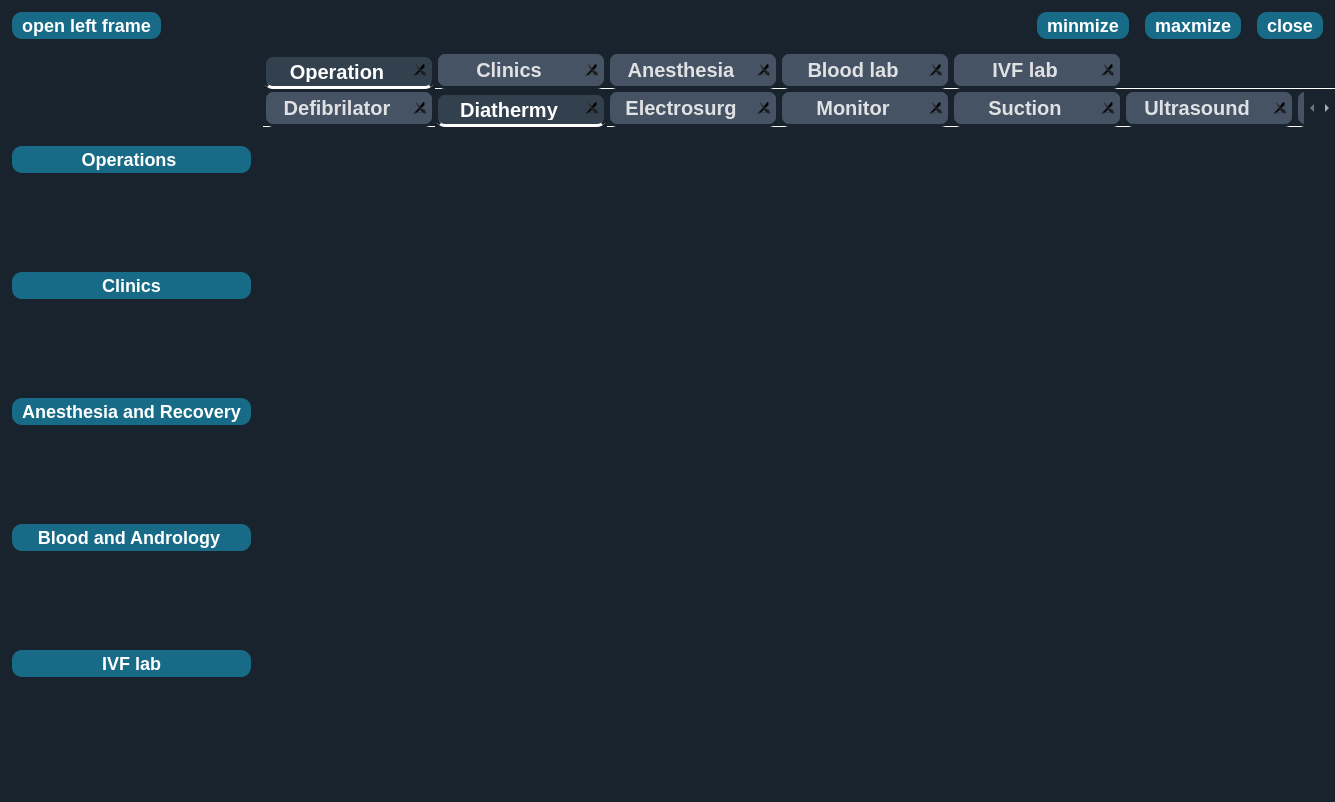
This is main.ui in AbdulrahmanGhitani/CalibroCare as Qt 5 draws it before an edit. The edited form follows.
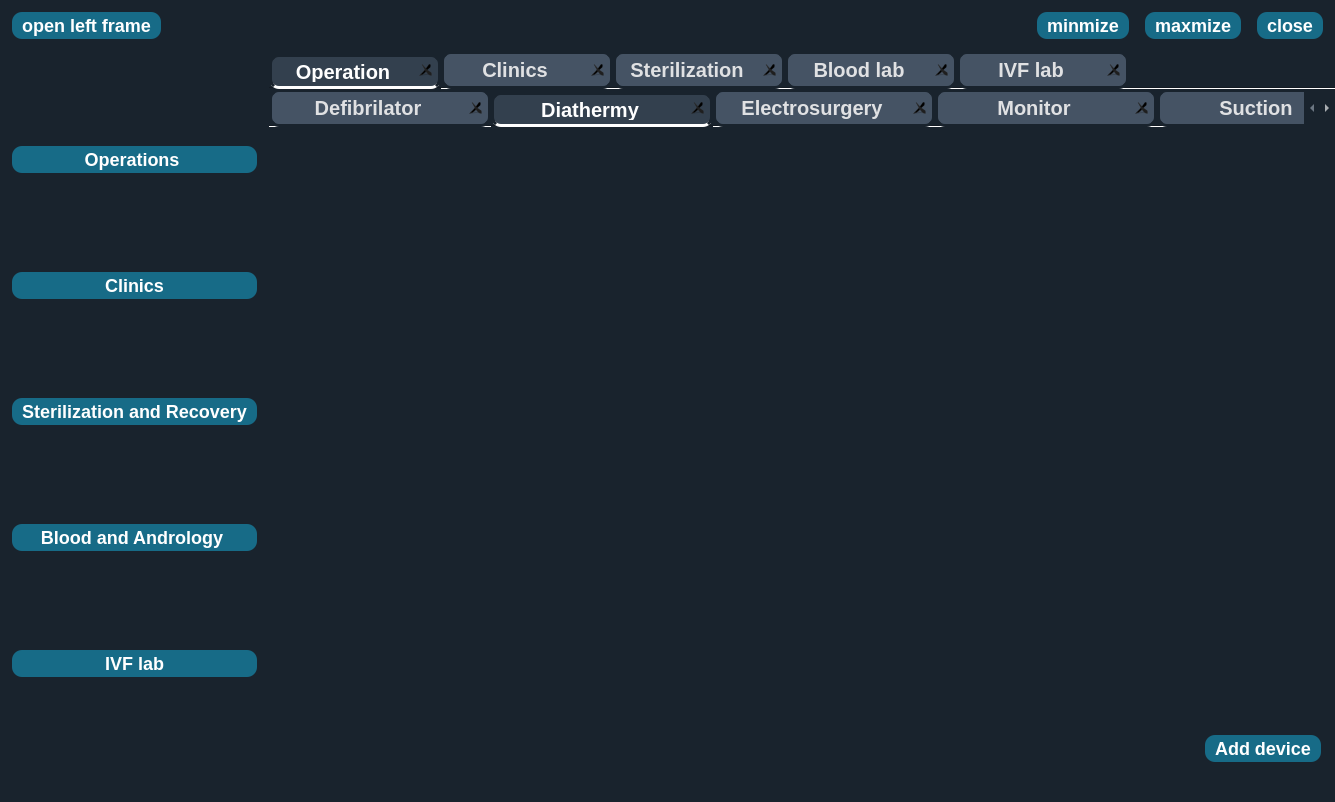
This is the edited form. The open tabs and pages were chosen to show the change. Icons and pictures are not drawn.

```diff
--- a/main.ui
+++ b/main.ui
@@ -312,7 +312,25 @@
 
 QCheckBox{
 	font-size: 18px;
-}</string>
+}
+/*----------------------------------------------------------------------------------------------*/
+QHeaderView::section{
+	border: 1px solid #ccc;
+	background-color: rgba(255, 255, 255, 0);
+	font-size: 19px;
+
+}
+
+QTableWidget{
+	border: none;
+	  background-color: #19232D;
+	font-size: 18px;
+	font-weight: normal;
+}
+QTableWidget::item{
+border: 1px solid #ccc;
+}
+</string>
   </property>
   <widget class="QWidget" name="centralwidget">
    <layout class="QGridLayout" name="gridLayout_4">
@@ -471,7 +489,7 @@
            <item row="4" column="0">
             <widget class="QPushButton" name="anesthesia_btn">
              <property name="text">
-              <string>Anesthesia and Recovery</string>
+              <string>Sterilization and Recovery</string>
              </property>
             </widget>
            </item>
@@ -580,6 +598,11 @@
                </property>
                <item row="0" column="0">
                 <widget class="QTabWidget" name="operation_tabWidget">
+                 <property name="styleSheet">
+                  <string notr="true">QTabBar::tab {
+	width:200px;
+}</string>
+                 </property>
                  <property name="currentIndex">
                   <number>0</number>
                  </property>
@@ -653,10 +676,59 @@
                   <attribute name="title">
                    <string>Diathermy</string>
                   </attribute>
+                  <layout class="QGridLayout" name="gridLayout_11">
+                   <item row="0" column="0">
+                    <widget class="QTableWidget" name="diathermy_table">
+                     <property name="styleSheet">
+                      <string notr="true">QHeaderView::section{
+	border: 1px solid #ccc;
+	background-color: rgba(255, 255, 255, 0);
+	font-size: 19px;
+
+}
+
+QTableWidget{
+	border: none;
+	  background-color: #19232D;
+	font-size: 18px;
+	font-weight: normal;
+}
+QTableWidget::item{
+border: 1px solid #ccc;
+}
+</string>
+                     </property>
+                    </widget>
+                   </item>
+                   <item row="1" column="0">
+                    <layout class="QGridLayout" name="gridLayout_10">
+                     <item row="0" column="0">
+                      <spacer name="horizontalSpacer_3">
+                       <property name="orientation">
+                        <enum>Qt::Horizontal</enum>
+                       </property>
+                       <property name="sizeHint" stdset="0">
+                        <size>
+                         <width>40</width>
+                         <height>20</height>
+                        </size>
+                       </property>
+                      </spacer>
+                     </item>
+                     <item row="0" column="1">
+                      <widget class="QPushButton" name="add_diathermy_btn">
+                       <property name="text">
+                        <string>Add device</string>
+                       </property>
+                      </widget>
+                     </item>
+                    </layout>
+                   </item>
+                  </layout>
                  </widget>
                  <widget class="QWidget" name="electrosurg_tab">
                   <attribute name="title">
-                   <string>Electrosurg</string>
+                   <string>Electrosurgery</string>
                   </attribute>
                  </widget>
                  <widget class="QWidget" name="monitor_tab">
@@ -743,7 +815,7 @@
              </widget>
              <widget class="QWidget" name="anesthesia_tab">
               <attribute name="title">
-               <string>Anesthesia</string>
+               <string>Sterilization</string>
               </attribute>
               <layout class="QGridLayout" name="gridLayout_7">
                <property name="leftMargin">
```
Left out of the diff: 1116 changed lines with no effect on the pictures.
